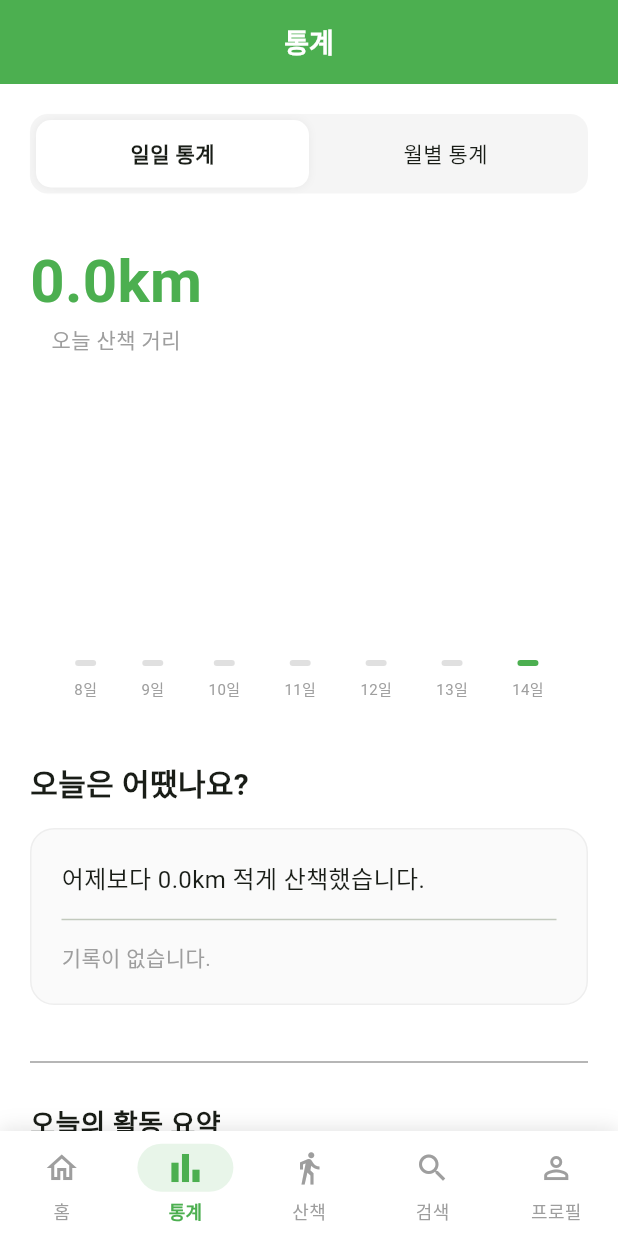
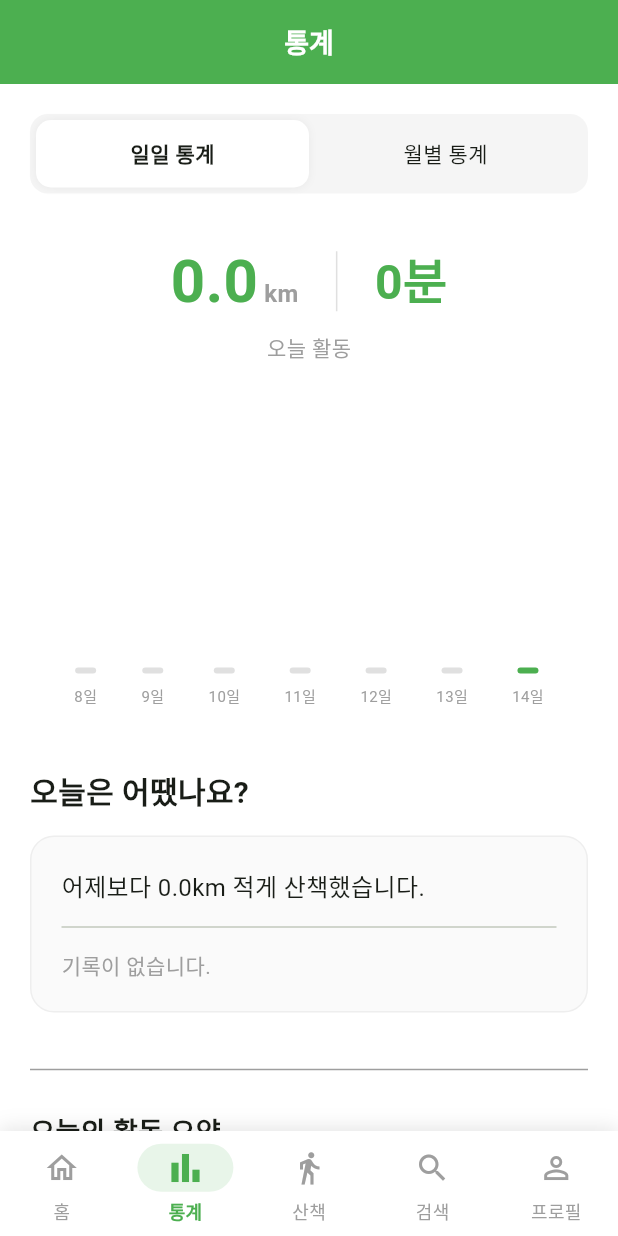
Before and after one commit to TaeHyo-Kim/Team-4, a Flutter app: the screen it shows once a user with an empty profile is signed in, item 2 of the bottom bar chosen, on a phone screen of 412 x 824 dp. Run offline on Flutter 3.47's test engine with Material 3 defaults, Android fonts, the light colour scheme and no system bars; our stand-ins replace cloud_firestore, firebase_auth, firebase_core, firebase_messaging, firebase_storage, flutter_local_notifications and 5 more; accounts and stored records are empty.

Commit message:
통계 화면에 총 시간 UI 생성

```diff
--- a/lib/features/statistics/views.dart
+++ b/lib/features/statistics/views.dart
@@ -78,9 +78,90 @@ class _StatisticsScreenState extends State<StatisticsScreen> {
     }
   }
 
+  // [신규] 펫 삭제 및 산책 기록 정리 함수
+  Future<void> _deletePet(String petId, String petName) async {
+    final user = FirebaseAuth.instance.currentUser;
+    if (user == null) return;
+
+    bool confirm = await showDialog(
+      context: context,
+      builder: (context) => AlertDialog(
+        title: const Text("반려동물 삭제"),
+        content: Text("'$petName'을(를) 삭제하시겠습니까?\n관련된 산책 기록도 함께 정리됩니다."),
+        actions: [
+          TextButton(
+            onPressed: () => Navigator.pop(context, false),
+            child: const Text("취소"),
+          ),
+          TextButton(
+            onPressed: () => Navigator.pop(context, true),
+            style: TextButton.styleFrom(foregroundColor: Colors.red),
+            child: const Text("삭제"),
+          ),
+        ],
+      ),
+    ) ?? false;
+
+    if (!confirm) return;
+
+    try {
+      final firestore = FirebaseFirestore.instance;
+      final batch = firestore.batch();
+
+      final petRef1 = firestore.collection('users').doc(user.uid).collection('pets').doc(petId);
+      final petRef2 = firestore.collection('pets').doc(petId);
+      batch.delete(petRef1);
+      batch.delete(petRef2);
+
+      final walkQuery1 = await firestore
+          .collection('users')
+          .doc(user.uid)
+          .collection('walks')
+          .where('petIds', arrayContains: petId)
+          .get();
+
+      final walkQuery2 = await firestore
+          .collection('walks')
+          .where('userId', isEqualTo: user.uid)
+          .where('petIds', arrayContains: petId)
+          .get();
+
+      final allDocs = [...walkQuery1.docs, ...walkQuery2.docs];
+
+      for (var doc in allDocs) {
+        final data = doc.data();
+        List<dynamic> petIds = List.from(data['petIds'] ?? []);
+        List<dynamic> savedNames = List.from(data['petNames'] ?? []);
+
+        petIds.remove(petId);
+        if (savedNames.contains(petName)) savedNames.remove(petName);
+
+        if (petIds.isEmpty) {
+          batch.delete(doc.reference);
+        } else {
+          batch.update(doc.reference, {
+            'petIds': petIds,
+            'petNames': savedNames,
+          });
+        }
+      }
+
+      await batch.commit();
+
+      if (mounted) {
+        ScaffoldMessenger.of(context).showSnackBar(const SnackBar(content: Text("삭제 및 정리 완료")));
+        _fetchAllPetNames();
+        context.read<StatViewModel>().fetchStatistics();
+      }
+    } catch (e) {
+      if (mounted) {
+        ScaffoldMessenger.of(context).showSnackBar(SnackBar(content: Text("오류 발생: $e")));
+      }
+    }
+  }
+
   @override
   Widget build(BuildContext context) {
-    final vm = context.watch<StatViewModel>();
     final user = FirebaseAuth.instance.currentUser;
 
     if (user == null) {
@@ -95,9 +176,8 @@ class _StatisticsScreenState extends State<StatisticsScreen> {
         backgroundColor: const Color(0xFF4CAF50),
         elevation: 0,
         foregroundColor: Colors.white,
-        // actions: [] removed as requested
       ),
-      // [단계 1] 펫 명부(Pets)를 먼저 실시간으로 구독합니다. (연동 준비)
+      // [단계 1] 펫 명부(Pets) 구독
       body: StreamBuilder<QuerySnapshot>(
         stream: FirebaseFirestore.instance
             .collection('pets')
@@ -112,8 +192,9 @@ class _StatisticsScreenState extends State<StatisticsScreen> {
               petMap[pet.id] = pet.name;
             }
           }
+          petMap.addAll(_localPetNames);
 
-          // [단계 2] 산책 기록 스트림 (마찬가지로 유지됨)
+          // [단계 2] 산책 기록 스트림
           return StreamBuilder<QuerySnapshot>(
             stream: FirebaseFirestore.instance
                 .collection('users')
@@ -125,7 +206,6 @@ class _StatisticsScreenState extends State<StatisticsScreen> {
                 return const Center(child: CircularProgressIndicator());
               }
 
-              // 에러 발생 시 최상위 walks 경로로 Fallback 시도
               if (walkSnapshot.hasError) {
                 return StreamBuilder<QuerySnapshot>(
                     stream: FirebaseFirestore.instance
@@ -141,7 +221,6 @@ class _StatisticsScreenState extends State<StatisticsScreen> {
                         );
                       }
                       if (subSnap.connectionState == ConnectionState.waiting) return const Center(child: CircularProgressIndicator());
-                      // 에러 메시지는 생략하여 깜빡임 방지
                       return const Center(child: SizedBox());
                     }
                 );
@@ -149,7 +228,6 @@ class _StatisticsScreenState extends State<StatisticsScreen> {
 
               final docs = walkSnapshot.data?.docs ?? [];
 
-              // Consumer로 감싸서 VM 상태(일일/월별) 변경 시 내부만 갱신
               return Consumer<StatViewModel>(
                 builder: (context, vm, child) {
                   return _buildContent(context, docs, vm, petMap);
@@ -163,13 +241,11 @@ class _StatisticsScreenState extends State<StatisticsScreen> {
   }
 
   Widget _buildContent(BuildContext context, List<QueryDocumentSnapshot> docs, StatViewModel vm, Map<String, String> petMap) {
-    // 1. 데이터 변환
     final allRecords = docs.map((doc) {
       final data = doc.data() as Map<String, dynamic>;
       return _mapToWalkRecord(doc.id, data);
     }).toList();
 
-    // 2. 통계 데이터 계산
     final stats = _calculateStats(allRecords, vm.isMonthly, petMap);
 
     return RefreshIndicator(
@@ -184,15 +260,20 @@ class _StatisticsScreenState extends State<StatisticsScreen> {
           child: Column(
             crossAxisAlignment: CrossAxisAlignment.start,
             children: [
-              // --- 상단 통계 ---
               _buildToggleButtons(vm),
               const SizedBox(height: 30),
-              _buildSummaryHeader(stats['totalDist'] as double, vm.isMonthly),
+
+              // [수정] 평행(정렬) 맞춘 헤더
+              _buildSummaryHeader(
+                  stats['totalDist'] as double,
+                  stats['headerTotalTime'] as int,
+                  vm.isMonthly
+              ),
+
               const SizedBox(height: 30),
               _buildBarChart(stats['chartData'] as List<Map<String, dynamic>>, vm.isMonthly),
               const SizedBox(height: 40),
 
-              // --- 분석 멘트 ---
               Align(
                 alignment: Alignment.centerLeft,
                 child: Text(
@@ -218,7 +299,6 @@ class _StatisticsScreenState extends State<StatisticsScreen> {
               const Divider(thickness: 1, color: Colors.grey),
               const SizedBox(height: 20),
 
-              // --- 하단 리스트 ---
               Text(
                 vm.isMonthly ? "이번 달 활동 요약" : "오늘의 활동 요약",
                 style: const TextStyle(fontSize: 18, fontWeight: FontWeight.bold),
@@ -235,7 +315,7 @@ class _StatisticsScreenState extends State<StatisticsScreen> {
     );
   }
 
-  // [핵심] 하단 리스트: 펫별 통계 (삭제된 펫 숨김)
+  // [핵심] 하단 리스트: 펫별 통계
   Widget _buildPetAggregatedList(List<WalkRecord> allRecords, bool isMonthly, Map<String, String> petMap) {
     final now = DateTime.now();
     final todayStr = "${now.year}-${now.month}-${now.day}";
@@ -244,7 +324,7 @@ class _StatisticsScreenState extends State<StatisticsScreen> {
     Map<String, Map<String, double>> petStats = {};
 
     for (var r in allRecords) {
-      final rDate = r.startTime.toDate();
+      final rDate = r.startTime.toDate().toLocal();
       final rStr = "${rDate.year}-${rDate.month}-${rDate.day}";
       final rMonth = "${rDate.year}-${rDate.month}";
 
@@ -253,14 +333,12 @@ class _StatisticsScreenState extends State<StatisticsScreen> {
 
       List<String> ids = [];
       if (r.petIds.isNotEmpty) {
-        // [중요] 명부(petMap)에 있는 ID만 추가 -> 삭제된 펫은 자동으로 제외됨
         for (var id in r.petIds) {
           if (petMap.containsKey(id)) {
             ids.add(id);
           }
         }
       } else if (r.savedPetNames.isNotEmpty) {
-        // ID가 없고 이름만 있는 경우 (구버전 데이터)
         ids = r.savedPetNames;
       } else {
         ids = ["unknown"];
@@ -292,12 +370,11 @@ class _StatisticsScreenState extends State<StatisticsScreen> {
     return Column(
       children: sorted.map((entry) {
         final id = entry.key;
-
-        // 이름 찾기
         String displayName = petMap[id] ?? id;
         if (id == "unknown") displayName = "혼자 산책";
 
         return _buildPetStatItem(
+            id,
             displayName,
             entry.value['count']!.toInt(),
             entry.value['duration']!.toInt(),
@@ -307,14 +384,21 @@ class _StatisticsScreenState extends State<StatisticsScreen> {
     );
   }
 
-  Widget _buildPetStatItem(String name, int count, int seconds, double distance) {
+  Widget _buildPetStatItem(String petId, String name, int count, int seconds, double distance) {
     final hours = seconds ~/ 3600;
     final minutes = (seconds % 3600) ~/ 60;
     String timeStr = "";
     if (hours > 0) timeStr += "${hours}시간 ";
     timeStr += "${minutes}분";
 
-    return Container(
+    return InkWell(
+      onLongPress: () {
+        if (petId != "unknown" && !petId.startsWith("이름 미정")) {
+          _deletePet(petId, name);
+        }
+      },
+      borderRadius: BorderRadius.circular(12),
+      child: Container(
         margin: const EdgeInsets.only(bottom: 12),
         padding: const EdgeInsets.all(16),
         decoration: BoxDecoration(
@@ -349,11 +433,11 @@ class _StatisticsScreenState extends State<StatisticsScreen> {
             )
           ],
         ),
+      ),
     );
   }
 
-  // --- 데이터 처리 및 통계 계산 헬퍼 ---
-
+  // --- 헬퍼 ---
   WalkRecord _mapToWalkRecord(String id, Map<String, dynamic> data) {
     Timestamp parseTimestamp(dynamic val) {
       if (val is Timestamp) return val;
@@ -377,34 +461,46 @@ class _StatisticsScreenState extends State<StatisticsScreen> {
     final monthPrefix = "${now.year}-${now.month}";
 
     double totalDist = 0.0;
+    int headerTotalTime = 0;
     List<Map<String, dynamic>> chartData = [];
 
-    // 그래프 데이터
+    // 그래프 및 상단 총계 계산
     if (!isMonthly) {
       for (int i = 6; i >= 0; i--) {
         final day = now.subtract(Duration(days: i));
         final dStr = "${day.year}-${day.month}-${day.day}";
         double dTotal = 0;
+        int dTime = 0;
         for (var r in records) {
-          final rStr = "${r.startTime.toDate().year}-${r.startTime.toDate().month}-${r.startTime.toDate().day}";
-          if (rStr == dStr) dTotal += r.distance;
+          final rDate = r.startTime.toDate().toLocal();
+          final rStr = "${rDate.year}-${rDate.month}-${rDate.day}";
+          if (rStr == dStr) {
+            dTotal += r.distance;
+            dTime += r.duration;
+          }
         }
         chartData.add({'label': "${day.day}일", 'value': dTotal, 'isToday': i == 0});
-        if (i == 0) totalDist = dTotal;
+        if (i == 0) {
+          totalDist = dTotal;
+          headerTotalTime = dTime;
+        }
       }
     } else {
-      final lastDay = DateTime(now.year, now.month + 1, 0).day;
       for (int i = 1; i <= 12; i++) {
-        // 12월까지 표시, 올해 데이터만 합산
         double mTotal = 0;
+        int mTime = 0;
         for (var r in records) {
-          final rDate = r.startTime.toDate();
+          final rDate = r.startTime.toDate().toLocal();
           if (rDate.year == now.year && rDate.month == i) {
             mTotal += r.distance;
+            mTime += r.duration;
           }
         }
         chartData.add({'label': "$i월", 'value': mTotal, 'isToday': i == now.month});
-        if (i == now.month) totalDist = mTotal;
+        if (i == now.month) {
+          totalDist = mTotal;
+          headerTotalTime = mTime;
+        }
       }
     }
 
@@ -418,7 +514,7 @@ class _StatisticsScreenState extends State<StatisticsScreen> {
     Map<String, Map<String, dynamic>> petStats = {};
 
     for (var r in records) {
-      final rDate = r.startTime.toDate();
+      final rDate = r.startTime.toDate().toLocal();
       final rStr = "${rDate.year}-${rDate.month}-${rDate.day}";
       final rMonthStr = "${rDate.year}-${rDate.month}";
 
@@ -434,7 +530,6 @@ class _StatisticsScreenState extends State<StatisticsScreen> {
 
         List<String> names = [];
         if (r.petIds.isNotEmpty) {
-          // [중요 수정] 분석 통계에서도 삭제된 펫(명부에 없음)은 제외!
           for (var id in r.petIds) {
             if (petMap.containsKey(id)) {
               names.add(petMap[id]!);
@@ -460,6 +555,7 @@ class _StatisticsScreenState extends State<StatisticsScreen> {
 
     return {
       'totalDist': totalDist,
+      'headerTotalTime': headerTotalTime,
       'chartData': chartData,
       'yesterdayDist': yesterdayDist,
       'petCounts': petCounts,
@@ -469,8 +565,6 @@ class _StatisticsScreenState extends State<StatisticsScreen> {
       'totalDays': now.day,
     };
   }
-
-  // --- UI 위젯 ---
 
   Widget _buildToggleButtons(StatViewModel vm) {
     return Container(
@@ -501,12 +595,53 @@ class _StatisticsScreenState extends State<StatisticsScreen> {
     );
   }
 
-  Widget _buildSummaryHeader(double totalDist, bool isMonthly) {
-    final label = isMonthly ? "이번 달 총 산책 거리" : "오늘 산책 거리";
-    return Column(children: [
-      Text("${totalDist.toStringAsFixed(1)}km", style: const TextStyle(fontSize: 40, fontWeight: FontWeight.bold, color: Color(0xFF4CAF50))),
+  // [수정] 평행(수직 정렬) 맞춤
+  Widget _buildSummaryHeader(double totalDist, int totalSeconds, bool isMonthly) {
+    final label = isMonthly ? "이번 달 활동" : "오늘 활동";
+
+    final h = totalSeconds ~/ 3600;
+    final m = (totalSeconds % 3600) ~/ 60;
+    String timeStr = "${m}분";
+    if (h > 0) timeStr = "${h}시간 ${m}분";
+
+    return Column(
+      children: [
+        // Row의 수직 정렬(crossAxisAlignment)을 center로 설정하여 구분선을 중앙에 배치
+        Row(
+          mainAxisAlignment: MainAxisAlignment.center,
+          crossAxisAlignment: CrossAxisAlignment.center,
+          children: [
+            // 거리 그룹
+            Row(
+              crossAxisAlignment: CrossAxisAlignment.baseline,
+              textBaseline: TextBaseline.alphabetic,
+              children: [
+                Text(
+                    "${totalDist.toStringAsFixed(1)}",
+                    style: const TextStyle(fontSize: 40, fontWeight: FontWeight.bold, color: Color(0xFF4CAF50))
+                ),
+                const SizedBox(width: 4),
+                const Text("km", style: TextStyle(fontSize: 16, color: Colors.grey, fontWeight: FontWeight.bold)),
+              ],
+            ),
+
+            const SizedBox(width: 25),
+            Container(width: 1, height: 40, color: Colors.grey.shade300), // 구분선
+            const SizedBox(width: 25),
+
+            // 시간 그룹
+            // 시간 텍스트가 40폰트보다 작으므로(32), 시각적 균형을 위해 baseline 대신 center나 별도 처리
+            // 여기서는 Text 자체를 배치
+            Text(
+                timeStr,
+                style: const TextStyle(fontSize: 32, fontWeight: FontWeight.bold, color: Color(0xFF4CAF50))
+            ),
+          ],
+        ),
+        const SizedBox(height: 5),
         Text(label, style: const TextStyle(color: Colors.grey)),
-    ]);
+      ],
+    );
   }
 
   Widget _buildBarChart(List<Map<String, dynamic>> data, bool isMonthly) {
```
Lines whose indentation alone changed are shown as unchanged.
